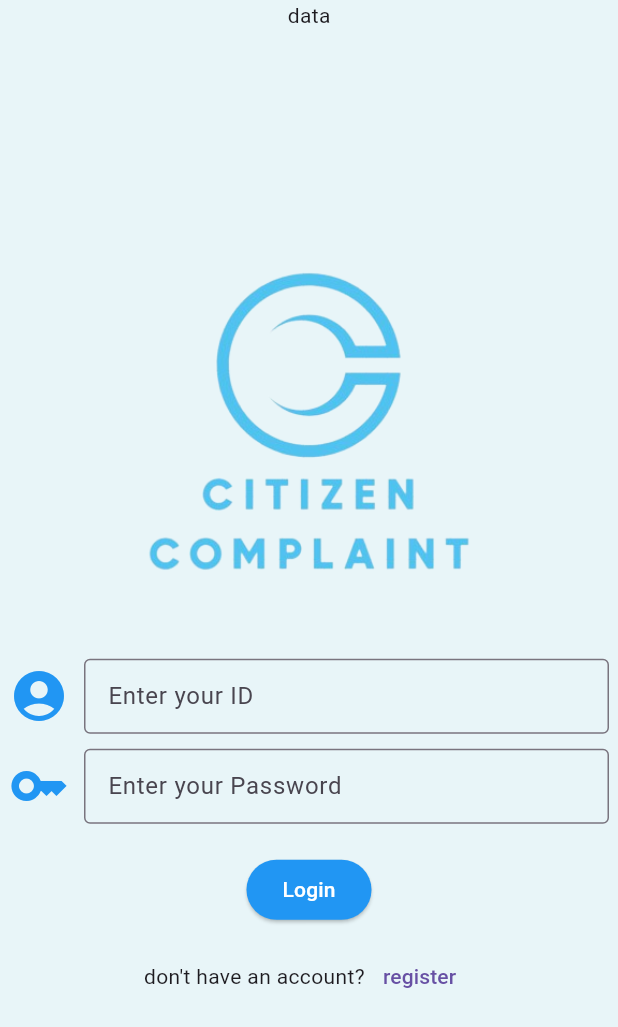
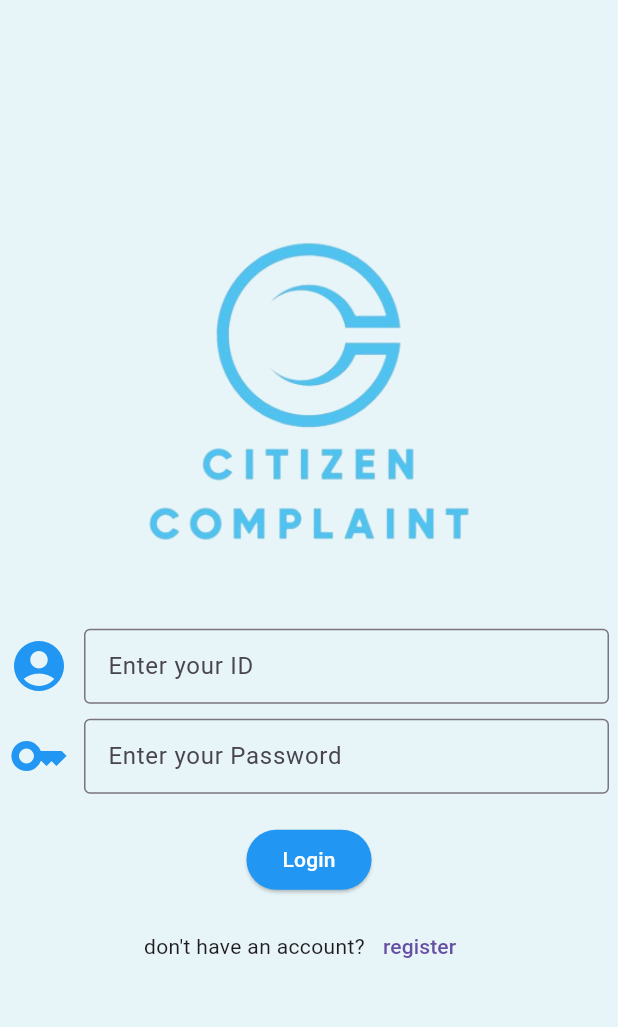
Before and after one commit to Niggy1980/citizen, a Flutter app: the screen it shows after launch, on a phone screen of 412 x 824 dp. Shown: the top 1027 px of the screen. Run offline on Flutter 3.47's test engine with Material 3 defaults, Android fonts, the phone set to English and light mode, and no system bars; our stand-ins replace cloud_firestore, firebase_core, fluttertoast; missing offline and left inert: dart:js; accounts and stored records are empty.

Commit message:
Update LOGINPAGE.dart

```diff
--- a/lib/feature/USER/presentation/page/LOGINPAGE.dart
+++ b/lib/feature/USER/presentation/page/LOGINPAGE.dart
@@ -23,7 +23,6 @@ class LoginPage extends StatelessWidget {
           body: Center(
             child: (Column(
               children: [
-                Text("data"),
                 Padding(padding: EdgeInsets.only(top: 100)),
                 Container(
                   // decoration: BoxDecoration(boxShadow: [BoxShadow(
```
